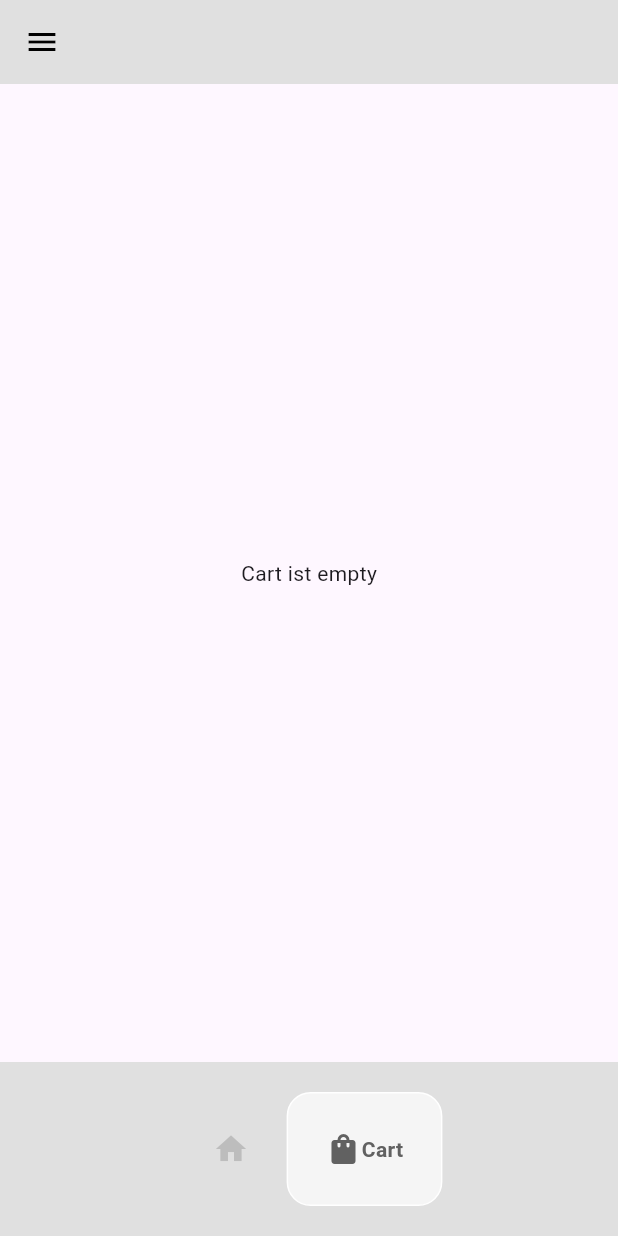
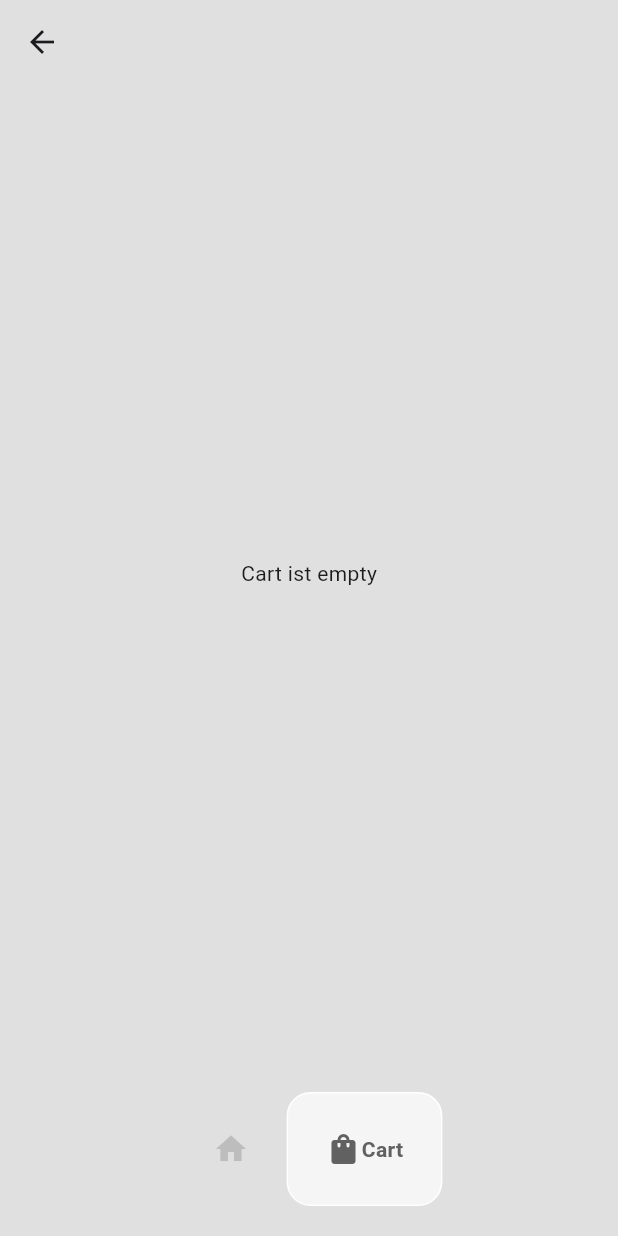
Before and after one commit to dullibri/ecommerce, a Flutter app: the HomePage screen opened directly, item 2 of the bottom bar chosen, on a phone screen of 412 x 824 dp. Run offline on Flutter 3.47's test engine with Material 3 defaults, Android fonts, the phone set to English and light mode, and no system bars; drawn by our look-alikes of google_nav_bar.

```diff
--- a/lib/pages/cart_page.dart
+++ b/lib/pages/cart_page.dart
@@ -1,3 +1,4 @@
+import 'package:ecommerce/components/drawer_hp.dart';
 import 'package:ecommerce/models/cart.dart';
 import 'package:ecommerce/models/shoe.dart';
 import 'package:flutter/material.dart';
@@ -8,8 +9,7 @@ class CartPage extends StatelessWidget {
 
   @override
   Widget build(BuildContext context) {
-    return Scaffold(
-      body: Consumer<Cart>(
+    return Consumer<Cart>(
       builder: (context, cart, child) => Center(
         child: cart.userCart.isEmpty
             ? Center(
@@ -47,7 +47,6 @@ class CartPage extends StatelessWidget {
                 },
               ),
       ),
-      ),
     );
   }
 }
--- a/lib/pages/home_page.dart
+++ b/lib/pages/home_page.dart
@@ -1,4 +1,5 @@
 import 'package:ecommerce/components/bottom_nav_bar.dart';
+import 'package:ecommerce/components/drawer_hp.dart';
 import 'package:ecommerce/pages/cart_page.dart';
 import 'package:ecommerce/pages/shop_page.dart';
 import 'package:flutter/material.dart';
@@ -35,63 +36,6 @@ class _HomePageState extends State<HomePage> {
         appBar: AppBar(
           backgroundColor: Colors.transparent,
           elevation: 0,
-        leading: Builder(builder: (context) {
-          return IconButton(
-              onPressed: () {
-                Scaffold.of(context).openDrawer();
-              },
-              icon: Icon(
-                Icons.menu,
-                color: Colors.black,
         ));
-        }),
-      ),
-      drawer: Drawer(
-        backgroundColor: Colors.black,
-        child: Column(
-            mainAxisAlignment: MainAxisAlignment.spaceBetween,
-            children: [
-              Column(
-                children: [
-                  DrawerHeader(
-                    child: Image.asset(
-                      'lib/images/black_nike.png',
-                    ),
-                  ),
-                  Divider(
-                    thickness: 25,
-                    color: Colors.black,
-                  ),
-                  ListTile(
-                    onTap: () => Navigator.push(context,
-                        MaterialPageRoute(builder: (context) => ShopPage())),
-                    textColor: Colors.white,
-                    title: Text('Shop Page'),
-                    leading: Icon(
-                      Icons.home,
-                      color: Colors.white,
-                    ),
-                  ),
-                  ListTile(
-                    textColor: Colors.white,
-                    title: Text('Cart Page'),
-                    leading: Icon(
-                      Icons.shopping_basket,
-                      color: Colors.white,
-                    ),
-                  ),
-                ],
-              ),
-              ListTile(
-                textColor: Colors.white,
-                title: Text('Logging out'),
-                leading: Icon(
-                  Icons.logout,
-                  color: Colors.white,
-                ),
-              )
-            ]),
-      ),
-    );
   }
 }
```
Also changed, not shown: lib/components/drawer_hp.dart (added, +60 -0 lines). Lines whose indentation alone changed are shown as unchanged.
